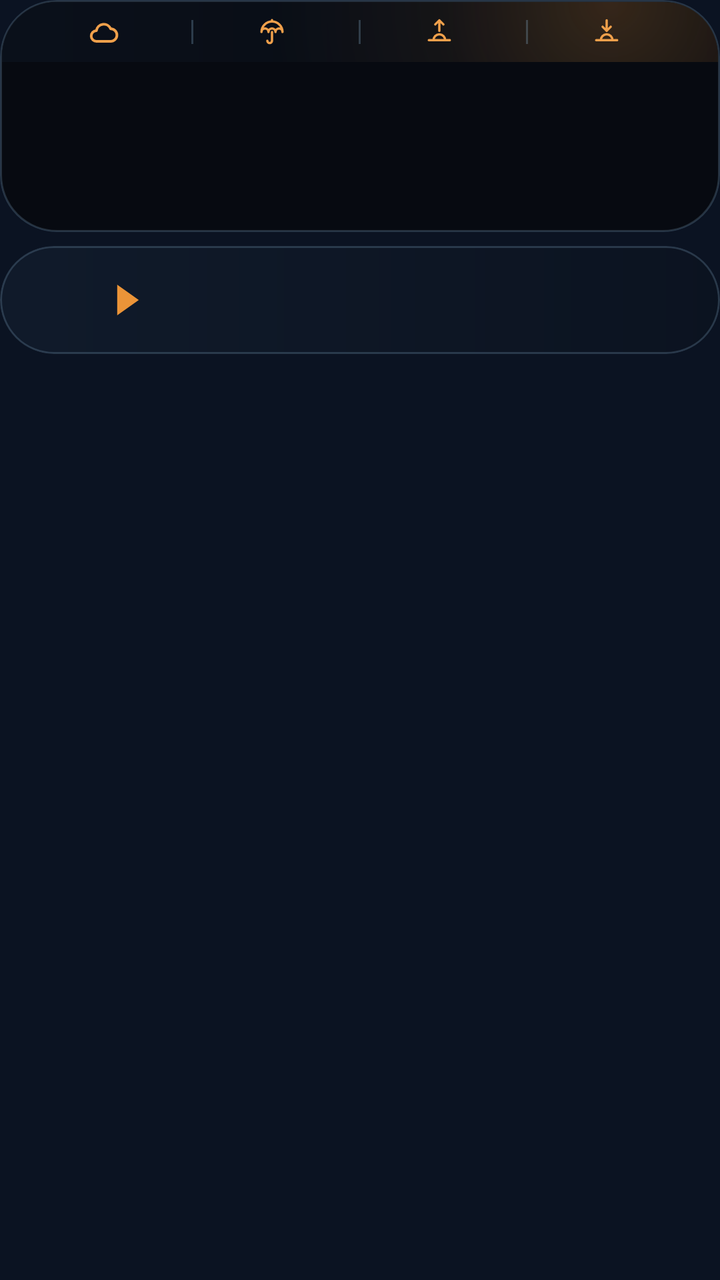
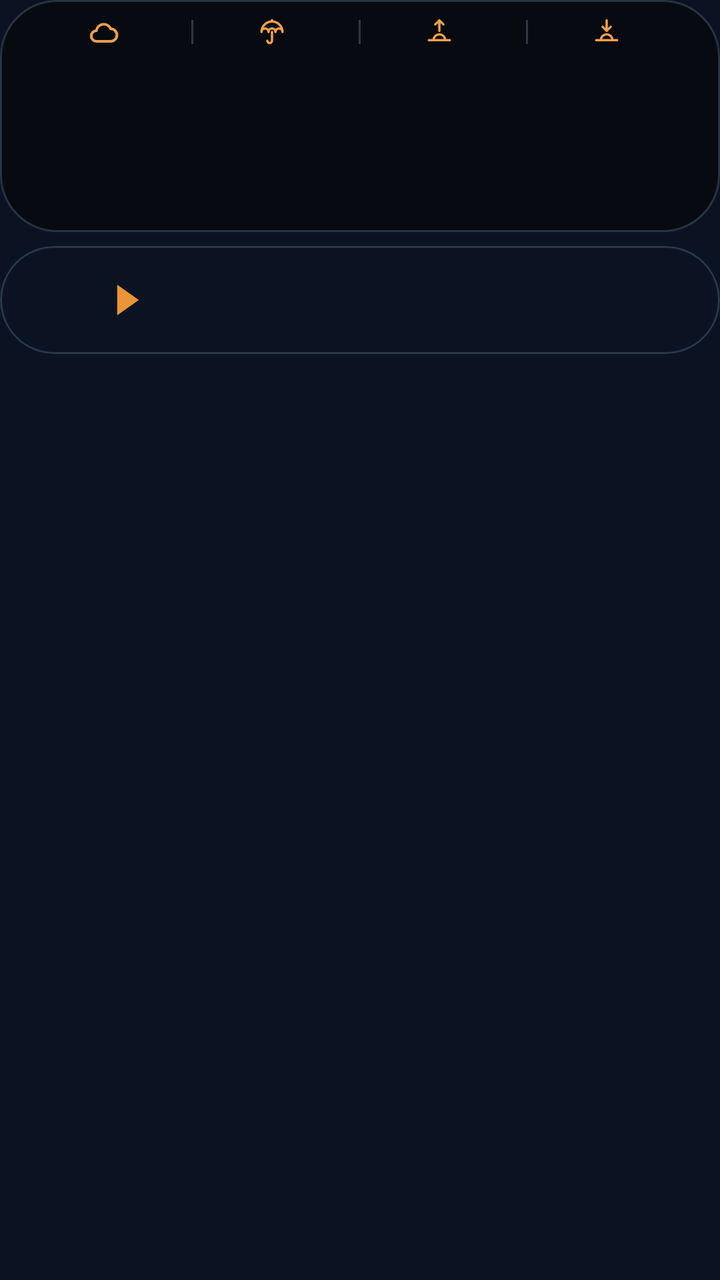

Before-and-after screenshots of an Android layout around one commit, followed by the original layout XML and the change that was made.
<!-- AndroidManifest.xml: application theme AppTheme -->
<!-- res/layout/widget_k1.xml -->
<?xml version="1.0" encoding="utf-8"?>
<FrameLayout xmlns:android="http://schemas.android.com/apk/res/android"
    android:id="@+id/root"
    android:layout_width="match_parent"
    android:layout_height="match_parent"
    android:padding="0dp">

    <LinearLayout
        android:layout_width="match_parent"
        android:layout_height="wrap_content"
        android:orientation="vertical">
        <LinearLayout
            android:layout_width="match_parent"
            android:layout_height="wrap_content"
            android:background="@drawable/cur_clocks"
            android:clipToOutline="true"
            android:orientation="vertical"
            android:padding="1dp">
        <LinearLayout
            android:layout_width="match_parent"
            android:layout_height="30dp"
            android:orientation="horizontal"
            android:gravity="center"
            android:background="@drawable/cur_header_top"
            android:paddingStart="12dp"
            android:paddingEnd="12dp">
            <LinearLayout
                android:layout_width="0dp"
                android:layout_height="match_parent"
                android:layout_weight="1"
                android:gravity="center"
                android:orientation="horizontal">
                <ImageView
                    android:id="@+id/hdr_wx"
                    android:layout_width="16dp"
                    android:layout_height="16dp"
                    android:src="@drawable/wx_cloud"
                    android:scaleType="fitCenter" />
                <ImageView
                    android:id="@+id/hdr_temp"
                    android:layout_width="wrap_content"
                    android:layout_height="18dp"
                    android:adjustViewBounds="true"
                    android:layout_marginStart="5dp"
                    android:scaleType="fitCenter" />
            </LinearLayout>
            <ImageView
                android:id="@+id/sep0"
                android:layout_width="1dp"
                android:layout_height="12dp"
                android:src="@drawable/cur_sep"
                android:scaleType="fitXY" />
            <LinearLayout
                android:layout_width="0dp"
                android:layout_height="match_parent"
                android:layout_weight="1"
                android:gravity="center"
                android:orientation="horizontal">
                <ImageView
                    android:id="@+id/ic0"
                    android:layout_width="14dp"
                    android:layout_height="14dp"
                    android:src="@drawable/ic_umbrella"
                    android:scaleType="fitCenter" />
                <ImageView
                    android:id="@+id/hdr_rain"
                    android:layout_width="wrap_content"
                    android:layout_height="18dp"
                    android:adjustViewBounds="true"
                    android:layout_marginStart="4dp"
                    android:scaleType="fitCenter" />
            </LinearLayout>
            <ImageView
                android:id="@+id/sep1"
                android:layout_width="1dp"
                android:layout_height="12dp"
                android:src="@drawable/cur_sep"
                android:scaleType="fitXY" />
            <LinearLayout
                android:layout_width="0dp"
                android:layout_height="match_parent"
                android:layout_weight="1"
                android:gravity="center"
                android:orientation="horizontal">
                <ImageView
                    android:id="@+id/ic1"
                    android:layout_width="14dp"
                    android:layout_height="14dp"
                    android:src="@drawable/ic_sunrise"
                    android:scaleType="fitCenter" />
                <ImageView
                    android:id="@+id/hdr_rise"
                    android:layout_width="wrap_content"
                    android:layout_height="18dp"
                    android:adjustViewBounds="true"
                    android:layout_marginStart="4dp"
                    android:scaleType="fitCenter" />
            </LinearLayout>
            <ImageView
                android:id="@+id/sep2"
                android:layout_width="1dp"
                android:layout_height="12dp"
                android:src="@drawable/cur_sep"
                android:scaleType="fitXY" />
            <LinearLayout
                android:layout_width="0dp"
                android:layout_height="match_parent"
                android:layout_weight="1"
                android:gravity="center"
                android:orientation="horizontal">
                <ImageView
                    android:id="@+id/ic2"
                    android:layout_width="14dp"
                    android:layout_height="14dp"
                    android:src="@drawable/ic_sunset"
                    android:scaleType="fitCenter" />
                <ImageView
                    android:id="@+id/hdr_set"
                    android:layout_width="wrap_content"
                    android:layout_height="18dp"
                    android:adjustViewBounds="true"
                    android:layout_marginStart="4dp"
                    android:scaleType="fitCenter" />
            </LinearLayout>
        </LinearLayout>
        <LinearLayout
            android:layout_width="match_parent"
            android:layout_height="84dp"
            android:orientation="horizontal"
            android:padding="0dp">
            <FrameLayout
                android:layout_width="0dp"
                android:layout_height="match_parent"
                android:layout_weight="1">
                <LinearLayout
                    android:layout_width="match_parent"
                    android:layout_height="match_parent"
                    android:orientation="horizontal">
                    <ImageView
                        android:id="@+id/clk_bg_0a"
                        android:layout_width="28dp"
                        android:layout_height="match_parent"
                        android:scaleType="fitXY" />
                    <ImageView
                        android:id="@+id/clk_bg_0"
                        android:layout_width="0dp"
                        android:layout_height="match_parent"
                        android:layout_weight="1"
                        android:scaleType="fitXY" />
                </LinearLayout>
                <LinearLayout
                    android:layout_width="match_parent"
                    android:layout_height="match_parent"
                    android:orientation="vertical"
                    android:gravity="center"
                    android:paddingBottom="5dp"
                android:paddingStart="2dp"
                    android:paddingEnd="2dp">
                    <ImageView
                        android:id="@+id/clk_day_0"
                        android:layout_width="match_parent"
                        android:layout_height="16dp"
                        android:scaleType="fitCenter" />
                    <ImageView
                        android:id="@+id/clk_time_0"
                        android:layout_width="match_parent"
                        android:layout_height="30dp"
                        android:scaleType="fitCenter" />
                    <ImageView
                        android:id="@+id/clk_city_0"
                        android:layout_width="match_parent"
                        android:layout_height="16dp"
                        android:layout_marginTop="-3dp"
                        android:scaleType="fitCenter" />
                </LinearLayout>
            </FrameLayout>
            <FrameLayout
                android:layout_width="0dp"
                android:layout_height="match_parent"
                android:layout_weight="1">
                <ImageView
                    android:id="@+id/clk_bg_1"
                    android:layout_width="match_parent"
                    android:layout_height="match_parent"
                    android:scaleType="fitXY" />
                <LinearLayout
                    android:layout_width="match_parent"
                    android:layout_height="match_parent"
                    android:orientation="vertical"
                    android:gravity="center"
                    android:paddingBottom="5dp"
                android:paddingStart="2dp"
                    android:paddingEnd="2dp">
                    <ImageView
                        android:id="@+id/clk_day_1"
                        android:layout_width="match_parent"
                        android:layout_height="16dp"
                        android:scaleType="fitCenter" />
                    <ImageView
                        android:id="@+id/clk_time_1"
                        android:layout_width="match_parent"
                        android:layout_height="30dp"
                        android:scaleType="fitCenter" />
                    <ImageView
                        android:id="@+id/clk_city_1"
                        android:layout_width="match_parent"
                        android:layout_height="16dp"
                        android:layout_marginTop="-3dp"
                        android:scaleType="fitCenter" />
                </LinearLayout>
            </FrameLayout>
            <FrameLayout
                android:layout_width="0dp"
                android:layout_height="match_parent"
                android:layout_weight="1">
                <ImageView
                    android:id="@+id/clk_bg_2"
                    android:layout_width="match_parent"
                    android:layout_height="match_parent"
                    android:scaleType="fitXY" />
                <LinearLayout
                    android:layout_width="match_parent"
                    android:layout_height="match_parent"
                    android:orientation="vertical"
                    android:gravity="center"
                    android:paddingBottom="5dp"
                android:paddingStart="2dp"
                    android:paddingEnd="2dp">
                    <ImageView
                        android:id="@+id/clk_day_2"
                        android:layout_width="match_parent"
                        android:layout_height="16dp"
                        android:scaleType="fitCenter" />
                    <ImageView
                        android:id="@+id/clk_time_2"
                        android:layout_width="match_parent"
                        android:layout_height="30dp"
                        android:scaleType="fitCenter" />
                    <ImageView
                        android:id="@+id/clk_city_2"
                        android:layout_width="match_parent"
                        android:layout_height="16dp"
                        android:layout_marginTop="-3dp"
                        android:scaleType="fitCenter" />
                </LinearLayout>
            </FrameLayout>
            <FrameLayout
                android:layout_width="0dp"
                android:layout_height="match_parent"
                android:layout_weight="1">
                <LinearLayout
                    android:layout_width="match_parent"
                    android:layout_height="match_parent"
                    android:orientation="horizontal">
                    <ImageView
                        android:id="@+id/clk_bg_3"
                        android:layout_width="0dp"
                        android:layout_height="match_parent"
                        android:layout_weight="1"
                        android:scaleType="fitXY" />
                    <ImageView
                        android:id="@+id/clk_bg_3a"
                        android:layout_width="28dp"
                        android:layout_height="match_parent"
                        android:scaleType="fitXY" />
                </LinearLayout>
                <LinearLayout
                    android:layout_width="match_parent"
                    android:layout_height="match_parent"
                    android:orientation="vertical"
                    android:gravity="center"
                    android:paddingBottom="5dp"
                android:paddingStart="2dp"
                    android:paddingEnd="2dp">
                    <ImageView
                        android:id="@+id/clk_day_3"
                        android:layout_width="match_parent"
                        android:layout_height="16dp"
                        android:scaleType="fitCenter" />
                    <ImageView
                        android:id="@+id/clk_time_3"
                        android:layout_width="match_parent"
                        android:layout_height="30dp"
                        android:scaleType="fitCenter" />
                    <ImageView
                        android:id="@+id/clk_city_3"
                        android:layout_width="match_parent"
                        android:layout_height="16dp"
                        android:layout_marginTop="-3dp"
                        android:scaleType="fitCenter" />
                </LinearLayout>
            </FrameLayout>
        </LinearLayout>
        </LinearLayout>
        <FrameLayout
            android:id="@+id/row_0"
            android:layout_width="match_parent"
            android:layout_height="54dp"
            android:layout_marginTop="7dp"
            android:background="@drawable/cur_row_light"
            android:clipToOutline="true"
            android:foreground="?android:attr/selectableItemBackground">
            
            <ImageView
                android:id="@+id/trend_0"
                android:layout_width="match_parent"
                android:layout_height="match_parent"
                android:padding="1dp"
                android:scaleType="fitXY" />
            <LinearLayout
                android:layout_width="match_parent"
                android:layout_height="match_parent"
                android:orientation="horizontal"
                android:gravity="center_vertical"
                android:paddingStart="14dp"
                android:paddingEnd="24dp">
                <LinearLayout
                    android:layout_width="wrap_content"
                    android:layout_height="wrap_content"
                    android:orientation="horizontal"
                    android:gravity="center_vertical">
                    <ImageView
                        android:id="@+id/fl_a_0"
                        android:layout_width="30dp"
                        android:layout_height="30dp"
                        android:scaleType="fitCenter" />
                    <ImageView
                        android:id="@+id/code_a_0"
                        android:layout_width="wrap_content"
                        android:layout_height="22dp"
                        android:adjustViewBounds="true"
                        android:layout_marginStart="6dp"
                        android:scaleType="fitStart" />
                    <ImageView
                        android:id="@+id/arrow_0"
                        android:layout_width="12dp"
                        android:layout_height="16dp"
                        android:src="@drawable/cur_arrow"
                        android:layout_marginStart="8dp"
                        android:layout_marginEnd="10dp"
                        android:scaleType="fitCenter" />
                    <ImageView
                        android:id="@+id/fl_b_0"
                        android:layout_width="30dp"
                        android:layout_height="30dp"
                        android:scaleType="fitCenter" />
                    <ImageView
                        android:id="@+id/code_b_0"
                        android:layout_width="wrap_content"
                        android:layout_height="22dp"
                        android:adjustViewBounds="true"
                        android:layout_marginStart="6dp"
                        android:scaleType="fitStart" />
                </LinearLayout>
                <FrameLayout
                    android:layout_width="0dp"
                    android:layout_height="1dp"
                    android:layout_weight="1" />
                <LinearLayout
                    android:layout_width="wrap_content"
                    android:layout_height="wrap_content"
                    android:orientation="vertical"
                    android:layout_marginStart="6dp">
                    <LinearLayout
                        android:layout_width="wrap_content"
                        android:layout_height="16dp"
                        android:orientation="horizontal"
                        android:gravity="center_vertical">
                        <ImageView
                            android:id="@+id/mkt_val_0"
                            android:layout_width="52dp"
                            android:layout_height="12dp"
                            android:scaleType="fitEnd" />
                        <ImageView
                            android:id="@+id/mkt_lbl_0"
                            android:layout_width="42dp"
                            android:layout_height="11dp"
                            android:layout_marginStart="8dp"
                            android:scaleType="fitStart" />
                    </LinearLayout>
                    <LinearLayout
                        android:layout_width="wrap_content"
                        android:layout_height="16dp"
                        android:orientation="horizontal"
                        android:gravity="center_vertical"
                        android:layout_marginTop="2dp">
                        <ImageView
                            android:id="@+id/visa_val_0"
                            android:layout_width="52dp"
                            android:layout_height="12dp"
                            android:scaleType="fitEnd" />
                        <ImageView
                            android:id="@+id/visa_logo_0"
                            android:layout_width="42dp"
                            android:layout_height="16dp"
                            android:layout_marginStart="8dp"
                            android:scaleType="fitStart" />
                    </LinearLayout>
                </LinearLayout>
            </LinearLayout>
        </FrameLayout>
    </LinearLayout>
</FrameLayout>
<!-- resources referenced by this layout -->
<resources>
  <!-- drawable cur_arrow (drawable) -->
  <?xml version="1.0" encoding="utf-8"?>
  <vector xmlns:android="http://schemas.android.com/apk/res/android" android:width="20dp" android:height="26dp" android:viewportWidth="20" android:viewportHeight="26">
      <path android:fillColor="#FFEB9438" android:pathData="M1,0L1,26L19,13Z" />
  </vector>
  <!-- drawable cur_clocks (drawable) -->
  <?xml version="1.0" encoding="utf-8"?>
  <shape xmlns:android="http://schemas.android.com/apk/res/android" android:shape="rectangle">
      <solid android:color="#F0070A10" />
      <stroke android:width="1dp" android:color="#2EAADCFF" />
      <corners android:radius="@dimen/widget_radius" />
  </shape>
  <!-- drawable cur_header_top (drawable) -->
  <?xml version="1.0" encoding="utf-8"?>
  <layer-list xmlns:android="http://schemas.android.com/apk/res/android">
      <item>
          <shape android:shape="rectangle">
              <gradient android:angle="0" android:startColor="#F00A101B" android:endColor="#F0070A10" />
              <corners android:topLeftRadius="@dimen/widget_radius_inner" android:topRightRadius="@dimen/widget_radius_inner" />
          </shape>
      </item>
      <item>
          <shape android:shape="rectangle">
              <gradient android:type="radial" android:centerX="0.85" android:centerY="0.0" android:gradientRadius="170dp"
                  android:startColor="#33EB9438" android:centerColor="#0DEB9438" android:endColor="#00EB9438" />
              <corners android:topLeftRadius="@dimen/widget_radius_inner" android:topRightRadius="@dimen/widget_radius_inner" />
          </shape>
      </item>
  </layer-list>
  <!-- drawable cur_row_light (drawable) -->
  <?xml version="1.0" encoding="utf-8"?>
  <shape xmlns:android="http://schemas.android.com/apk/res/android" android:shape="rectangle">
      <gradient android:angle="0" android:startColor="#F0101A2B" android:endColor="#F00B1220" />
      <stroke android:width="1dp" android:color="#2EAADCFF" />
      <corners android:radius="@dimen/widget_radius" />
  </shape>
  <!-- drawable cur_sep (drawable) -->
  <?xml version="1.0" encoding="utf-8"?>
  <shape xmlns:android="http://schemas.android.com/apk/res/android" android:shape="rectangle"><solid android:color="#38AADCFF" /></shape>
  <!-- drawable ic_sunrise (drawable) -->
  <?xml version="1.0" encoding="utf-8"?>
  <vector xmlns:android="http://schemas.android.com/apk/res/android" android:width="24dp" android:height="24dp" android:viewportWidth="24" android:viewportHeight="24">
      <path android:strokeColor="#FFF0A04B" android:strokeWidth="2" android:strokeLineCap="round" android:strokeLineJoin="round" android:fillColor="#00000000"
          android:pathData="M3,19L21,19M7,19A5,5 0,0 1,17 19M12,2L12,11M8.5,5.5L12,2L15.5,5.5" />
  </vector>
  <!-- drawable ic_sunset (drawable) -->
  <?xml version="1.0" encoding="utf-8"?>
  <vector xmlns:android="http://schemas.android.com/apk/res/android" android:width="24dp" android:height="24dp" android:viewportWidth="24" android:viewportHeight="24">
      <path android:strokeColor="#FFF0A04B" android:strokeWidth="2" android:strokeLineCap="round" android:strokeLineJoin="round" android:fillColor="#00000000"
          android:pathData="M3,19L21,19M7,19A5,5 0,0 1,17 19M12,2L12,11M8.5,7.5L12,11L15.5,7.5" />
  </vector>
  <style name="AppTheme" parent="@android:style/Theme.DeviceDefault.NoActionBar">
          <item name="android:colorAccent">#DF8B35</item>
          <item name="android:colorControlActivated">#DF8B35</item>
          <item name="android:windowBackground">#0B1322</item>
          <item name="android:statusBarColor">#0E111A</item>
          <item name="android:navigationBarColor">#0B1322</item>
          <item name="android:textColorHint">#718096</item>
      </style>
  <dimen name="widget_radius">28dp</dimen>
  <dimen name="widget_radius_inner">27dp</dimen>
  <!-- unchanged entries left out for length: 2 -->
</resources>

<!-- the commit's change to res/layout/widget_k1.xml (unified diff, before → after) -->
@@ -1,5 +1,6 @@
 <?xml version="1.0" encoding="utf-8"?>
-<FrameLayout xmlns:android="http://schemas.android.com/apk/res/android"
+<FrameLayout
+    xmlns:android="http://schemas.android.com/apk/res/android"
     android:id="@+id/root"
     android:layout_width="match_parent"
     android:layout_height="match_parent"
@@ -16,14 +17,22 @@
             android:clipToOutline="true"
             android:orientation="vertical"
             android:padding="1dp">
-        <LinearLayout
+        <FrameLayout
             android:layout_width="match_parent"
-            android:layout_height="30dp"
-            android:orientation="horizontal"
-            android:gravity="center"
-            android:background="@drawable/cur_header_top"
-            android:paddingStart="12dp"
-            android:paddingEnd="12dp">
+            android:layout_height="30dp">
+            <ImageView
+                android:id="@+id/hdr_bg"
+                android:layout_width="match_parent"
+                android:layout_height="match_parent"
+                android:importantForAccessibility="no"
+                android:scaleType="fitXY" />
+            <LinearLayout
+                android:layout_width="match_parent"
+                android:layout_height="match_parent"
+                android:orientation="horizontal"
+                android:gravity="center"
+                android:paddingStart="12dp"
+                android:paddingEnd="12dp">
             <LinearLayout
                 android:layout_width="0dp"
                 android:layout_height="match_parent"
@@ -123,6 +132,7 @@
                     android:scaleType="fitCenter" />
             </LinearLayout>
         </LinearLayout>
+        </FrameLayout>
         <LinearLayout
             android:layout_width="match_parent"
             android:layout_height="84dp"
@@ -154,7 +164,7 @@
                     android:orientation="vertical"
                     android:gravity="center"
                     android:paddingBottom="5dp"
-                android:paddingStart="2dp"
+                    android:paddingStart="2dp"
                     android:paddingEnd="2dp">
                     <ImageView
                         android:id="@+id/clk_day_0"
@@ -189,7 +199,7 @@
                     android:orientation="vertical"
                     android:gravity="center"
                     android:paddingBottom="5dp"
-                android:paddingStart="2dp"
+                    android:paddingStart="2dp"
                     android:paddingEnd="2dp">
                     <ImageView
                         android:id="@+id/clk_day_1"
@@ -224,7 +234,7 @@
                     android:orientation="vertical"
                     android:gravity="center"
                     android:paddingBottom="5dp"
-                android:paddingStart="2dp"
+                    android:paddingStart="2dp"
                     android:paddingEnd="2dp">
                     <ImageView
                         android:id="@+id/clk_day_2"
@@ -270,7 +280,7 @@
                     android:orientation="vertical"
                     android:gravity="center"
                     android:paddingBottom="5dp"
-                android:paddingStart="2dp"
+                    android:paddingStart="2dp"
                     android:paddingEnd="2dp">
                     <ImageView
                         android:id="@+id/clk_day_3"
<!-- resource entries referenced after the edit -->
@@ -12,27 +12,10 @@
       <stroke android:width="1dp" android:color="#2EAADCFF" />
       <corners android:radius="@dimen/widget_radius" />
   </shape>
-  <!-- drawable cur_header_top (drawable) -->
-  <?xml version="1.0" encoding="utf-8"?>
-  <layer-list xmlns:android="http://schemas.android.com/apk/res/android">
-      <item>
-          <shape android:shape="rectangle">
-              <gradient android:angle="0" android:startColor="#F00A101B" android:endColor="#F0070A10" />
-              <corners android:topLeftRadius="@dimen/widget_radius_inner" android:topRightRadius="@dimen/widget_radius_inner" />
-          </shape>
-      </item>
-      <item>
-          <shape android:shape="rectangle">
-              <gradient android:type="radial" android:centerX="0.85" android:centerY="0.0" android:gradientRadius="170dp"
-                  android:startColor="#33EB9438" android:centerColor="#0DEB9438" android:endColor="#00EB9438" />
-              <corners android:topLeftRadius="@dimen/widget_radius_inner" android:topRightRadius="@dimen/widget_radius_inner" />
-          </shape>
-      </item>
-  </layer-list>
   <!-- drawable cur_row_light (drawable) -->
   <?xml version="1.0" encoding="utf-8"?>
   <shape xmlns:android="http://schemas.android.com/apk/res/android" android:shape="rectangle">
-      <gradient android:angle="0" android:startColor="#F0101A2B" android:endColor="#F00B1220" />
+      <solid android:color="#00000000" />
       <stroke android:width="1dp" android:color="#2EAADCFF" />
       <corners android:radius="@dimen/widget_radius" />
   </shape>
@@ -60,7 +43,6 @@
           <item name="android:textColorHint">#718096</item>
       </style>
   <dimen name="widget_radius">28dp</dimen>
-  <dimen name="widget_radius_inner">27dp</dimen>
   <!-- unchanged entries left out for length: 2 -->
 </resources>
 
